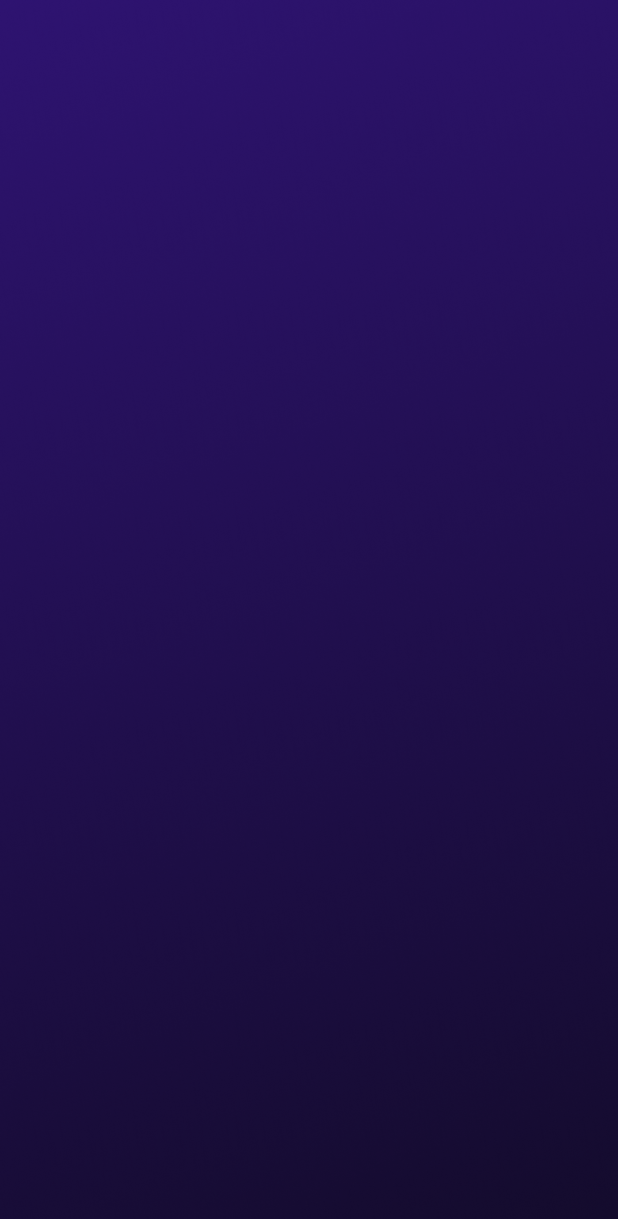
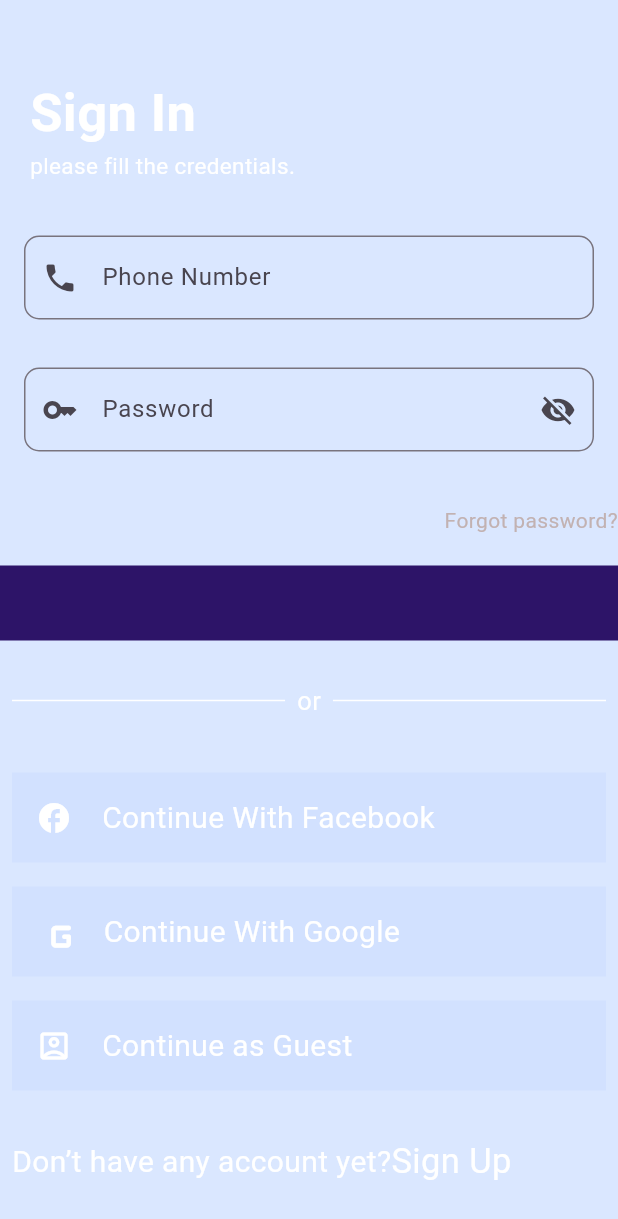
Before and after one commit to ZakariaEysa/Your-Seat-Graduation-Project, a Flutter app: the screen it shows after launch, on a phone screen of 412 x 824 dp. Shown: the top 1219 px of the screen. Run offline on Flutter 3.47's test engine with Material 3 defaults, Android fonts, the phone set to English and light mode, and no system bars; our stand-ins replace bot_toast, cached_network_image, curved_labeled_navigation_bar, equatable, firebase_core, flutter_bloc and 2 more; accounts and stored records are empty.

Commit message:
sign in part 1

```diff
--- /dev/null
+++ b/lib/features/user_flow/home/presentation/views/sign_in.dart
@@ -0,0 +1,226 @@
+import 'package:flutter/material.dart';
+
+class SignIn extends StatelessWidget {
+  const SignIn({super.key});
+
+  @override
+  Widget build(BuildContext context) {
+    return Scaffold(
+      backgroundColor: const Color(0x281365FF),
+      body: SingleChildScrollView(
+        child: Column(
+              crossAxisAlignment: CrossAxisAlignment.stretch,
+              mainAxisAlignment: MainAxisAlignment.start,
+              children: [
+                const Padding(
+                  padding: EdgeInsets.only(top: 50,left:20),
+                  child: Column(
+                    crossAxisAlignment: CrossAxisAlignment.start,
+                    mainAxisAlignment: MainAxisAlignment.start,
+                    children: [
+                      Text(
+                        'Sign In',
+                        style: TextStyle(
+                            color: Colors.white,
+                            fontSize: 35,
+                            fontWeight: FontWeight.bold),
+                      ),
+                      Text('please fill the credentials.',
+                          style: TextStyle(color: Colors.white, fontSize: 15)),
+                    ],
+                  ),
+                ),
+
+                const SizedBox(
+                  height: 20,
+                ),
+                Padding(
+                  padding: const EdgeInsets.all(16.0),
+                  child: TextFormField(
+                    controller: TextEditingController(),
+                    keyboardType: TextInputType.phone,
+                    decoration: InputDecoration(
+                      prefixIcon: const Icon(Icons.phone),
+                      hintText: 'Phone Number',
+                      border: OutlineInputBorder(
+                        borderSide: const BorderSide(color: Colors.black),
+                        borderRadius: BorderRadius.circular(10),
+                      ),
+                    ),
+                  ),
+                ),
+
+                Padding(
+                  padding: const EdgeInsets.all(16.0),
+                  child: TextFormField(
+                    controller: TextEditingController(),
+                    obscureText: true,
+                    keyboardType: TextInputType.visiblePassword,
+                    decoration: InputDecoration(
+                      prefixIcon: const Icon(Icons.key),
+                      hintText: 'Password',
+                      suffixIcon: IconButton(
+                        icon: const Icon(Icons.visibility_off),
+                        onPressed: () {
+
+                        },
+                      ),
+                      border: OutlineInputBorder(
+                        borderSide: const BorderSide(color: Colors.black),
+                        borderRadius: BorderRadius.circular(10),
+                      ),
+                    ),
+                  ),
+                ),
+                const SizedBox(
+                  height: 20,
+                ),
+                const Text(
+                  'Forgot password?',
+                  style: TextStyle(color: Color(0xFfC2B2B2)),
+                  textAlign: TextAlign.right,
+                ),
+                const SizedBox(
+                  height: 20,
+                ),
+                Container(
+                  width:10,
+                  height: 50,
+                  color: const Color(0xFF2D1468),
+                ),
+
+                const SizedBox(
+                  height: 20,
+                ),
+                const Padding(
+                  padding: EdgeInsets.all(8.0),
+                  child: Row(
+                    children: [
+                      Expanded(
+                        child: Divider(
+                          color: Colors.white,
+                          thickness: 1,
+                        ),
+                      ),
+                      Padding(
+                        padding: EdgeInsets.symmetric(horizontal: 8),
+                        child: Text(
+                          'or',
+                          style: TextStyle(fontSize: 17, color: Colors.white),
+                        ),
+                      ),
+                      Expanded(
+                        child: Divider(
+                          color: Colors.white,
+                          thickness: 1,
+                        ),
+                      ),
+                    ],
+                  ),
+                ),
+                const SizedBox(
+                  height: 20,
+                ),
+                Padding(
+                  padding: const EdgeInsets.all(8.0),
+                  child: Container(
+                    width: 150,
+                    height: 60,
+                    decoration: const BoxDecoration(color: Color(0x0A054DFF)),
+                    child: const Padding(
+                      padding: EdgeInsets.all(16.0),
+                      child: Row(
+                        children: [
+                          Icon(
+                            Icons.facebook,
+                            color: Colors.white,
+                          ),
+                          SizedBox(width: 20),
+                          Text(
+                            'Continue With Facebook',
+                            style:
+                                TextStyle(color: Colors.white, fontSize: 20),
+                          )
+                        ],
+                      ),
+                    ),
+                  ),
+                ),
+
+                Padding(
+                  padding: const EdgeInsets.all(8.0),
+                  child: Container(
+                    width: 150,
+                    height: 60,
+                    decoration: const BoxDecoration(color: Color(0x0A054DFF)),
+                    child: const Padding(
+                      padding: EdgeInsets.all(16.0),
+                      child: Row(
+                        children: [
+                          Icon(
+                            Icons.g_mobiledata_rounded,
+                            color: Colors.white,
+                            size: 35,
+                          ),
+                          SizedBox(width: 10),
+                          Text(
+                            'Continue With Google',
+                            style:
+                                TextStyle(color: Colors.white, fontSize: 20),
+                          )
+                        ],
+                      ),
+                    ),
+                  ),
+                ),
+                // const SizedBox(
+                //   height: 20,
+                // ),
+                Padding(
+                  padding: const EdgeInsets.all(8.0),
+                  child: Container(
+                    width: 150,
+                    height: 60,
+                    decoration: const BoxDecoration(color: Color(0x0A054DFF)),
+                    child: const Padding(
+                      padding: EdgeInsets.all(16.0),
+                      child: Row(
+                        children: [
+                          Icon(
+                            Icons.account_box_outlined,
+                            color: Colors.white,
+                          ),
+                          SizedBox(width: 20),
+                          Text(
+                            'Continue as Guest',
+                            style:
+                                TextStyle(color: Colors.white, fontSize: 20),
+                          )
+                        ],
+                      ),
+                    ),
+                  ),
+                ),
+                const SizedBox(height:15),
+
+                const Padding(
+                  padding: EdgeInsets.all(8.0),
+                  child: Row(
+                    children: [
+                      Text('Don’t have any account yet?',
+                          style:
+                              TextStyle(color: Colors.white, fontSize: 20)),
+                      Text('Sign Up',
+                          style: TextStyle(
+                            color: Colors.white,
+                            fontSize: 23,
+                          ))
+                    ],
+                  ),
+                )
+              ]),
+        ),
+
+    );
+  }
+}
--- a/lib/main.dart
+++ b/lib/main.dart
@@ -3,6 +3,7 @@ import 'package:flutter/material.dart';
 import 'package:firebase_core/firebase_core.dart';
 import 'package:flutter_bloc/flutter_bloc.dart';
 import 'package:yourseatgraduationproject/data/hive_stroage.dart';
+import 'package:yourseatgraduationproject/features/user_flow/home/presentation/views/sign_in.dart';
 import 'package:yourseatgraduationproject/pages/Home_Screen/home_screen.dart';
 import 'package:yourseatgraduationproject/pages/Home_Screen/items.dart';
 import 'package:yourseatgraduationproject/pages/home_layout.dart';
@@ -10,6 +11,7 @@ import 'package:yourseatgraduationproject/features/user_flow/home/presentation/v
 import 'package:yourseatgraduationproject/services/simple_bloc_observer_service.dart';
 import 'config/language_bloc/switch_language_bloc.dart';
 import 'data/hive_keys.dart';
+import 'features/user_flow/home/presentation/views/confirm.dart';
 import 'firebase_options.dart';
 import 'package:flutter_localizations/flutter_localizations.dart';
 import 'generated/l10n.dart';
@@ -86,7 +88,7 @@ class MyApp extends StatelessWidget {
            //      HomeLayout.routeName: (_)=> HomeLayout(),
            //    },
 
-              home: const HomeView(),
+              home:   SignIn(),
             );
           });
     });
--- a/lib/pages/home_layout.dart
+++ b/lib/pages/home_layout.dart
@@ -1,5 +1,3 @@
-
-
 import 'package:curved_labeled_navigation_bar/curved_navigation_bar.dart';
 import 'package:curved_labeled_navigation_bar/curved_navigation_bar_item.dart';
 import 'package:flutter/material.dart';
```
Also changed, not shown: lib/features/user_flow/home/presentation/views/confirm.dart (added, +92 -0 lines), lib/widgets/otp.dart (added, +30 -0 lines), pubspec.lock.
